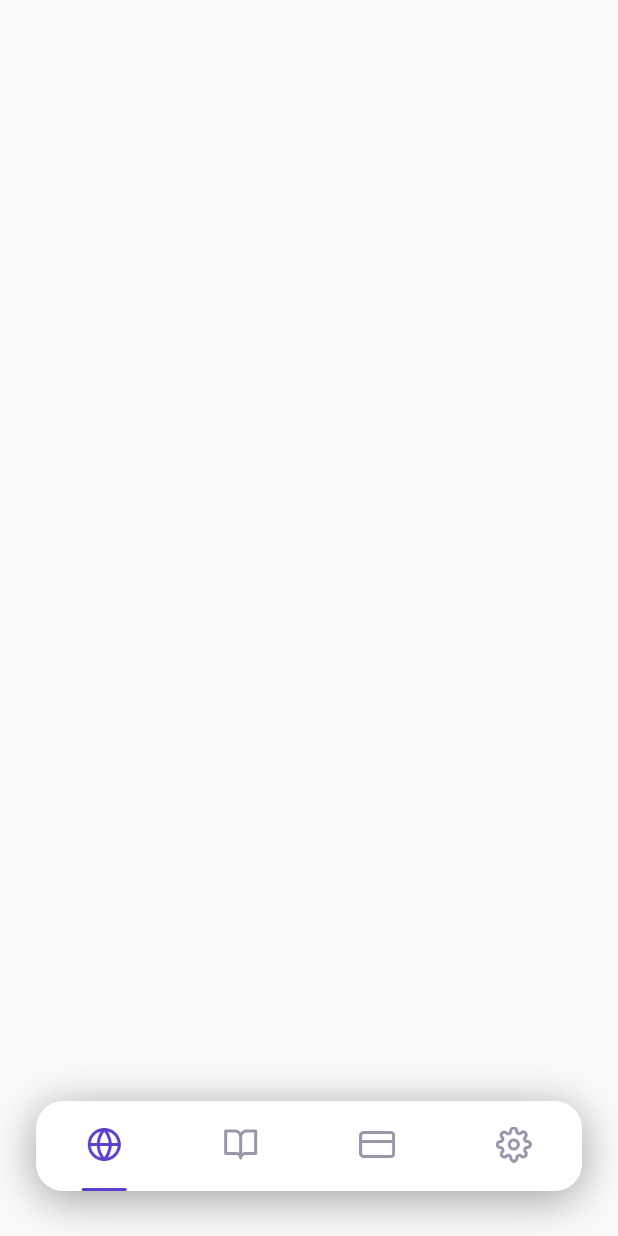
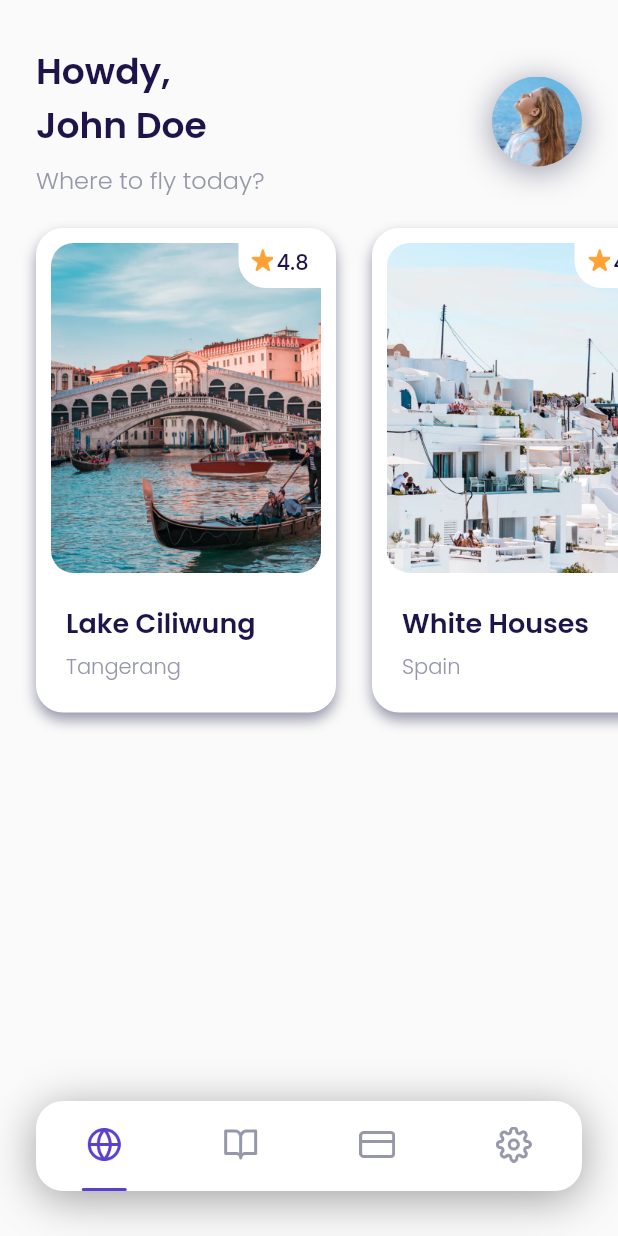
Before and after one commit to Flutter-Dart-Hacks/bwa-pesawats, a Flutter app: the MainPage screen opened by its route, on a phone screen of 412 x 824 dp. Run offline on Flutter 3.47's test engine with Material 2 defaults, Android fonts, the phone set to English and light mode, and no system bars; our stand-ins replace google_fonts.

Commit message:
Pembuatan destination card

```diff
--- a/lib/ui/pages/bonus_page.dart
+++ b/lib/ui/pages/bonus_page.dart
@@ -52,7 +52,7 @@ class _BonusPageState extends State<BonusPage> {
                             fontWeight: light, fontSize: 14),
                       ),
                       Text(
-                        'Denise Joe',
+                        'John Doe',
                         style: whiteTextStyle.copyWith(
                             fontWeight: medium, fontSize: 20),
                         overflow: TextOverflow.ellipsis,
--- a/lib/ui/pages/home_pages.dart
+++ b/lib/ui/pages/home_pages.dart
@@ -1,3 +1,5 @@
+import 'package:bwa_pesawats/shareds/themes.dart';
+import 'package:bwa_pesawats/ui/widgets/destination_card.dart';
 import 'package:flutter/material.dart';
 
 class HomePages extends StatefulWidget {
@@ -11,7 +13,101 @@ class _HomePagesState extends State<HomePages> {
   @override
   Widget build(BuildContext context) {
     Widget createHeader(BuildContext context) {
-      return Container();
+      return Container(
+        margin: EdgeInsets.only(
+          left: defaultMargin,
+          right: defaultMargin,
+          top: 30,
+        ),
+        child: Row(
+          children: [
+            Expanded(
+              child: Column(
+                crossAxisAlignment: CrossAxisAlignment.start,
+                children: [
+                  Text(
+                    'Howdy, \nJohn Doe',
+                    style: blackTextStyle.copyWith(
+                      fontWeight: semiBold,
+                      fontSize: 24,
+                    ),
+                    overflow: TextOverflow.ellipsis,
+                  ),
+                  const SizedBox(
+                    height: 6,
+                  ),
+                  Text(
+                    'Where to fly today?',
+                    style:
+                        greyTextStyle.copyWith(fontWeight: light, fontSize: 16),
+                  ),
+                ],
+              ),
+            ),
+            Container(
+              width: 60,
+              height: 60,
+              decoration: const BoxDecoration(
+                shape: BoxShape.circle,
+                image: DecorationImage(
+                  image: AssetImage('resources/image_profile.png'),
+                ),
+                boxShadow: [
+                  BoxShadow(
+                    color: kGreyColor,
+                    blurRadius: 18,
+                    spreadRadius: 0,
+                    offset: Offset(0, 3),
+                  ),
+                ],
+              ),
+            ),
+          ],
+        ),
+      );
+    }
+
+    Widget createPopulerDestination(BuildContext context) {
+      return Container(
+        margin: const EdgeInsets.only(top: 10),
+        child: SingleChildScrollView(
+          scrollDirection: Axis.horizontal,
+          child: Row(
+            children: const [
+              DestinationCard(
+                name: 'Lake Ciliwung',
+                city: 'Tangerang',
+                imageUrl: 'resources/image_destination1.png',
+                rating: 4.8,
+              ),
+              DestinationCard(
+                name: 'White Houses',
+                city: 'Spain',
+                imageUrl: 'resources/image_destination2.png',
+                rating: 4.7,
+              ),
+              DestinationCard(
+                name: 'Hill Heyo',
+                city: 'Monaco',
+                imageUrl: 'resources/image_destination3.png',
+                rating: 4.8,
+              ),
+              DestinationCard(
+                name: 'Menarra',
+                city: 'Japan',
+                imageUrl: 'resources/image_destination4.png',
+                rating: 5.0,
+              ),
+              DestinationCard(
+                name: 'Payung Teduh',
+                city: 'Singapore',
+                imageUrl: 'resources/image_destination5.png',
+                rating: 4.8,
+              ),
+            ],
+          ),
+        ),
+      );
     }
 
     return Container(
@@ -19,6 +115,7 @@ class _HomePagesState extends State<HomePages> {
       child: ListView(
         children: [
           createHeader(context),
+          createPopulerDestination(context),
         ],
       ),
     );
--- /dev/null
+++ b/lib/ui/widgets/destination_card.dart
@@ -0,0 +1,129 @@
+import 'package:bwa_pesawats/shareds/themes.dart';
+import 'package:flutter/material.dart';
+
+class DestinationCard extends StatelessWidget {
+  const DestinationCard(
+      {super.key,
+      required this.name,
+      required this.city,
+      required this.imageUrl,
+      this.rating = 0.0});
+
+  final String name;
+  final String city;
+  final String imageUrl;
+  final double rating;
+
+  @override
+  Widget build(BuildContext context) {
+    return Container(
+      width: 200,
+      height: 323,
+      margin: EdgeInsets.only(
+        left: defaultMargin,
+        top: 10,
+        bottom: 15,
+      ),
+      padding: const EdgeInsets.all(10),
+      decoration: BoxDecoration(
+        borderRadius: BorderRadius.circular(18),
+        color: kWhiteColor,
+        boxShadow: const [
+          BoxShadow(
+            color: kGreyColor,
+            blurRadius: 7,
+            spreadRadius: 0,
+            offset: Offset(0, 5),
+          ),
+        ],
+      ),
+      child: Column(
+        crossAxisAlignment: CrossAxisAlignment.start,
+        children: [
+          Container(
+            width: 180,
+            height: 220,
+            margin: const EdgeInsets.only(bottom: 20),
+            decoration: BoxDecoration(
+              borderRadius: const BorderRadius.all(
+                Radius.circular(15),
+              ),
+              image: DecorationImage(
+                image: AssetImage(imageUrl),
+                fit: BoxFit.cover,
+              ),
+            ),
+            // NOTE STAR WIDGET
+            child: Align(
+              alignment: Alignment.topRight,
+              child: Container(
+                width: 55,
+                height: 30,
+                decoration: const BoxDecoration(
+                  color: kWhiteColor,
+                  borderRadius: BorderRadius.only(
+                    bottomLeft: Radius.circular(18),
+                  ),
+                ),
+                child: Row(
+                  crossAxisAlignment: CrossAxisAlignment.start,
+                  mainAxisAlignment: MainAxisAlignment.center,
+                  children: [
+                    Container(
+                      width: 15,
+                      height: 15,
+                      margin: const EdgeInsets.only(right: 2, top: 4),
+                      decoration: const BoxDecoration(
+                        image: DecorationImage(
+                          image: AssetImage('resources/icon_star.png'),
+                          fit: BoxFit.contain,
+                        ),
+                      ),
+                    ),
+                    Container(
+                      margin: const EdgeInsets.only(
+                        top: 3,
+                      ),
+                      child: Text(
+                        '$rating',
+                        style: blackTextStyle.copyWith(
+                          fontWeight: medium,
+                          fontSize: 14,
+                        ),
+                      ),
+                    ),
+                  ],
+                ),
+              ),
+            ),
+          ),
+          Container(
+            margin: const EdgeInsets.only(left: 10),
+            child: Column(
+              crossAxisAlignment: CrossAxisAlignment.start,
+              children: [
+                Text(
+                  name,
+                  style: blackTextStyle.copyWith(
+                    fontWeight: semiBold,
+                    fontSize: 18,
+                  ),
+                ),
+                const SizedBox(
+                  height: 5,
+                ),
+                Text(
+                  city,
+                  style: greyTextStyle.copyWith(
+                    fontWeight: light,
+                    fontSize: 14,
+                  ),
+                ),
+              ],
+            ),
+          ),
+        ],
+      ),
+    );
+  }
+}
```
